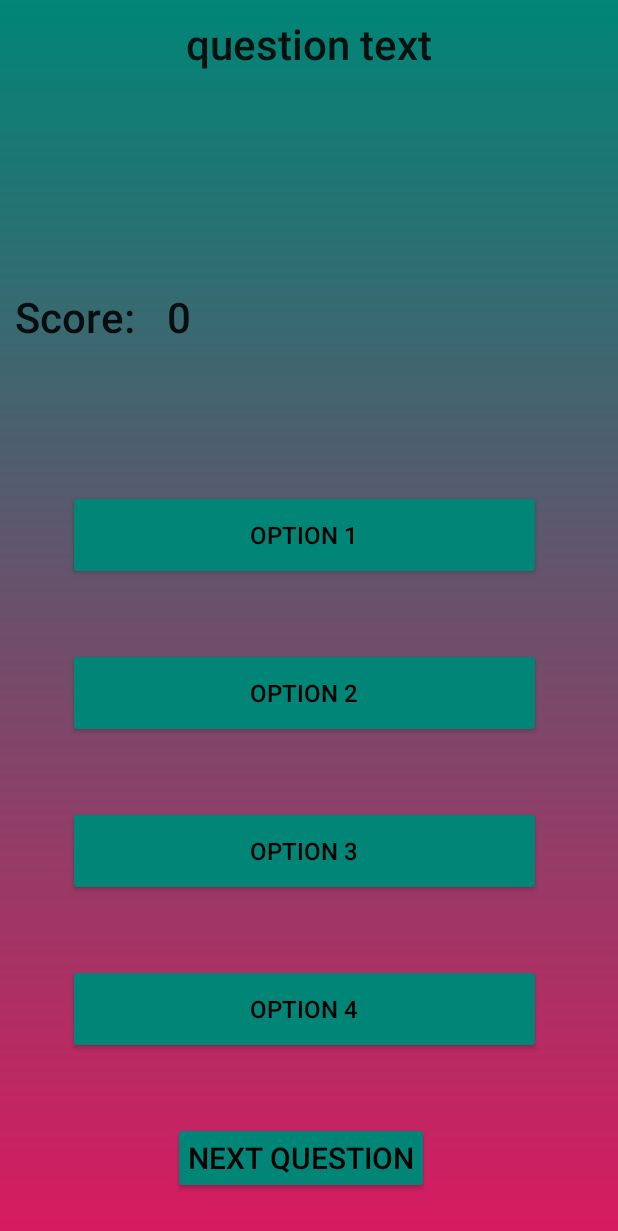
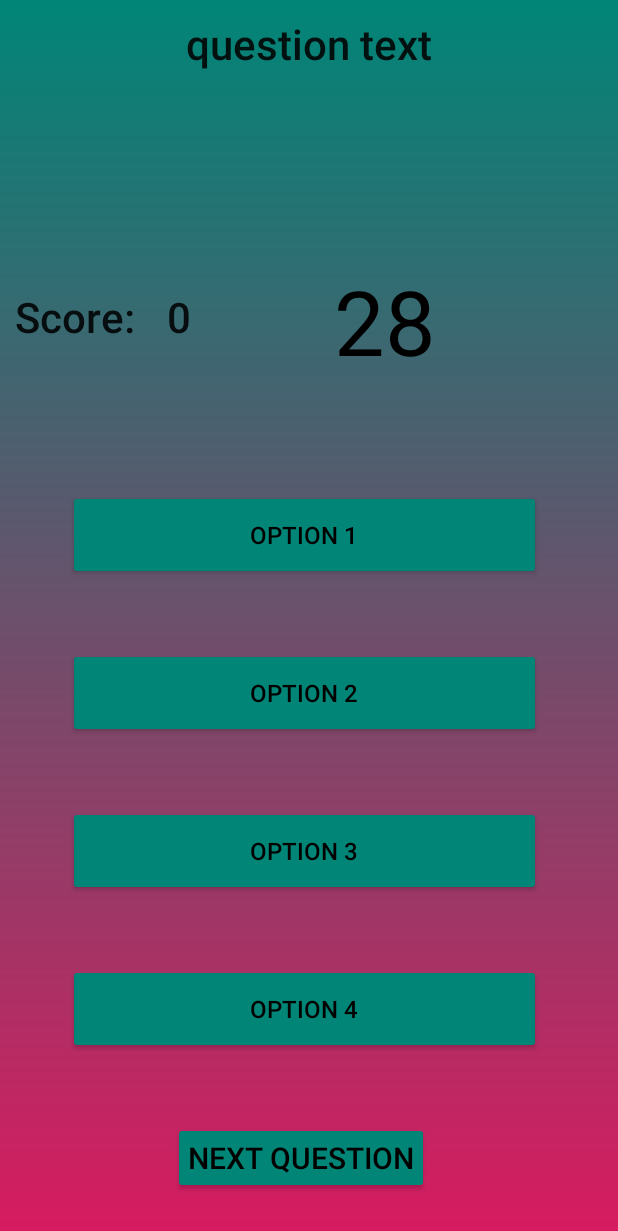
Before and after one commit to Aidanroth/AndroidTriviaGame, an Android app: the QuestionActivity screen opened directly, with no data from a screen before it, after a tap on "CLICK TO BEGIN!", on a phone screen of 412 x 824 dp. Shown: the top 1231 px of the screen. Run offline under Robolectric (Android 15) with nearby library versions, the phone set to English and light mode, and no system bars; our stand-ins replace Firebase (no records; nobody signed in at launch, a user with empty details on screens opened directly); 5 statements that could not run were skipped.

Commit message:
i wanna die

```diff
--- a/app/src/main/java/com/example/triviagame/QuestionActivity.java
+++ b/app/src/main/java/com/example/triviagame/QuestionActivity.java
@@ -32,7 +32,7 @@ public class QuestionActivity extends AppCompatActivity {
     public static final String MODE = "mode";
     public static final String SHARED_PREFS = "sharedPrefs";
 
-    private long START_TIME_IN_MILLIS;
+    private long START_TIME_IN_MILLIS = 0;
 
     SharedPreferences sharedpreferences;
     TextView questionText,player_score, current_score;
@@ -63,12 +63,15 @@ public class QuestionActivity extends AppCompatActivity {
 
         if(Diff.equals("Easy")){
             START_TIME_IN_MILLIS = 30000;
+            mTimeLeftInMillis = 30000;
         }
         else if(Diff.equals("Medium")){
             START_TIME_IN_MILLIS = 20000;
+            mTimeLeftInMillis = 20000;
         }
         else if(Diff.equals("Hard")){
             START_TIME_IN_MILLIS = 10000;
+            mTimeLeftInMillis = 10000;
         }
 
         if(cat.equals("History")){
@@ -79,6 +82,8 @@ public class QuestionActivity extends AppCompatActivity {
             cat = "science_questions";
             numQuestions = 7;
         }
+
+        mTextViewCountDown = findViewById(R.id.text_view_countdown);
 
         if(getQuestions(cat)) {
 
@@ -91,9 +96,9 @@ public class QuestionActivity extends AppCompatActivity {
             questionText = findViewById(R.id.questionText);
             player_score = findViewById(R.id.player_score);
             current_score = findViewById(R.id.current_score);
-            mTextViewCountDown = findViewById(R.id.text_view_countdown);
 
-            refreshScreen();
+            begin();
+
 
             checkSelection();
         }
@@ -127,11 +132,13 @@ public class QuestionActivity extends AppCompatActivity {
         button1.setOnClickListener(new View.OnClickListener() {
             @Override
             public void onClick(View v) {
+
                 pauseTimer();
                 button1.setClickable(false);
                 button2.setClickable(false);
                 button3.setClickable(false);
                 button4.setClickable(false);
+                buttonNextQ.setClickable(true);
                 if (button1.getText().toString().equals(question.getAnswer())) { //if answer is correct
                     button1.setBackgroundColor(Color.GREEN);
 
@@ -173,6 +180,7 @@ public class QuestionActivity extends AppCompatActivity {
                 button2.setClickable(false);
                 button3.setClickable(false);
                 button4.setClickable(false);
+                buttonNextQ.setClickable(true);
                 if (button2.getText().toString().equals(question.getAnswer())) { //if answer is correct
                     button2.setBackgroundColor(Color.GREEN);
 
@@ -217,6 +225,7 @@ public class QuestionActivity extends AppCompatActivity {
                 button2.setClickable(false);
                 button3.setClickable(false);
                 button4.setClickable(false);
+                buttonNextQ.setClickable(true);
                 if (button3.getText().toString().equals(question.getAnswer())) { //if answer is correct
                     button3.setBackgroundColor(Color.GREEN);
 
@@ -260,6 +269,7 @@ public class QuestionActivity extends AppCompatActivity {
                 button2.setClickable(false);
                 button3.setClickable(false);
                 button4.setClickable(false);
+                buttonNextQ.setClickable(true);
                 if (button4.getText().toString().equals(question.getAnswer())) { //if answer is correct
                     button4.setBackgroundColor(Color.GREEN);
 
@@ -318,15 +328,45 @@ public class QuestionActivity extends AppCompatActivity {
             button2.setClickable(true);
             button3.setClickable(true);
             button4.setClickable(true);
+            buttonNextQ.setClickable(false);
         }
 
-        else if(first == true){
+//        else if(first == true){
+//            beginButton.setOnClickListener(new View.OnClickListener() {
+//                @Override
+//                public void onClick(View v) {
+//                    first = false;
+//                    beginButton.setVisibility(View.INVISIBLE);
+//                    refreshScreen();
+//                    questionText.setVisibility(View.VISIBLE);
+//                    button1.setVisibility(View.VISIBLE);
+//                    button2.setVisibility(View.VISIBLE);
+//                    button3.setVisibility(View.VISIBLE);
+//                    button4.setVisibility(View.VISIBLE);
+//                    buttonNextQ.setVisibility(View.VISIBLE);
+//                    mTextViewCountDown.setVisibility(View.VISIBLE);
+//                    player_score.setVisibility(View.VISIBLE);
+//                    current_score.setVisibility(View.VISIBLE);
+//                    //startTimer();
+//                    button1.setClickable(true);
+//                    button2.setClickable(true);
+//                    button3.setClickable(true);
+//                    button4.setClickable(true);
+//
+//                }
+//            });
+//        }
+
+    }
+
+    public void begin(){
+         if(first == true){
             beginButton.setOnClickListener(new View.OnClickListener() {
                 @Override
                 public void onClick(View v) {
                     first = false;
                     beginButton.setVisibility(View.INVISIBLE);
-                    refreshScreen();
+
                     questionText.setVisibility(View.VISIBLE);
                     button1.setVisibility(View.VISIBLE);
                     button2.setVisibility(View.VISIBLE);
@@ -336,19 +376,18 @@ public class QuestionActivity extends AppCompatActivity {
                     mTextViewCountDown.setVisibility(View.VISIBLE);
                     player_score.setVisibility(View.VISIBLE);
                     current_score.setVisibility(View.VISIBLE);
-                    //startTimer();
+
                     button1.setClickable(true);
                     button2.setClickable(true);
                     button3.setClickable(true);
                     button4.setClickable(true);
+                    buttonNextQ.setClickable(false);
+
+                    refreshScreen();
 
                 }
             });
         }
-
-
-
-
     }
 
 
@@ -386,18 +425,6 @@ public class QuestionActivity extends AppCompatActivity {
 
 
     private void startTimer() {
-        sharedpreferences = getSharedPreferences(SHARED_PREFS, Context.MODE_PRIVATE);
-        String Diff = sharedpreferences.getString(DIFF, "Easy");
-
-        if(Diff.equals("Easy")){
-            START_TIME_IN_MILLIS = 30000;
-        }
-        else if(Diff.equals("Medium")){
-            START_TIME_IN_MILLIS = 20000;
-        }
-        else if(Diff.equals("Hard")){
-            START_TIME_IN_MILLIS = 10000;
-        }
 
         mCountDownTimer = new CountDownTimer(mTimeLeftInMillis, 500) {
             @Override
--- a/app/src/main/res/layout/question_activity.xml
+++ b/app/src/main/res/layout/question_activity.xml
@@ -95,15 +95,14 @@
         style="@style/Widget.AppCompat.Button.Colored"
         android:layout_width="match_parent"
         android:layout_height="140dp"
-        android:layout_marginBottom="24dp"
+        android:layout_marginTop="240dp"
         android:padding="10dp"
         android:text="Click To Begin!"
+        android:textAlignment="center"
         android:textColor="#000000"
-        android:textAlignment="center"
         android:textSize="28sp"
         android:visibility="visible"
-        app:layout_constraintBottom_toTopOf="@+id/buttonNextQ"
-        app:layout_constraintEnd_toEndOf="parent" />
+        app:layout_constraintTop_toTopOf="parent" />
 
     <Button
         android:id="@+id/button2"
```
